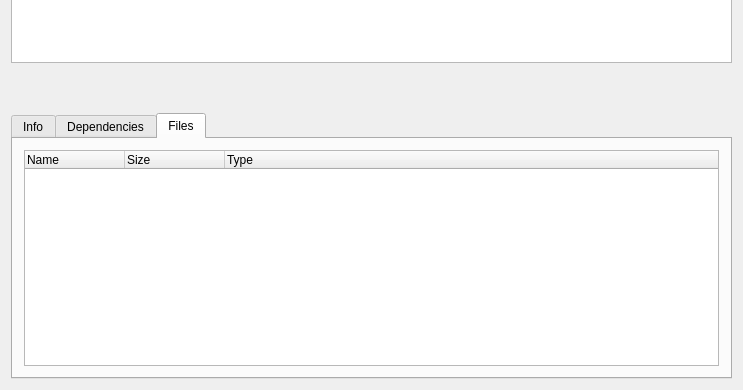
Qt form src/mainwindow.ui (Shatur/orson) before a commit; both pictures show x 0 to 743 and y 195 to 585 of the 743 by 585 pixel window.
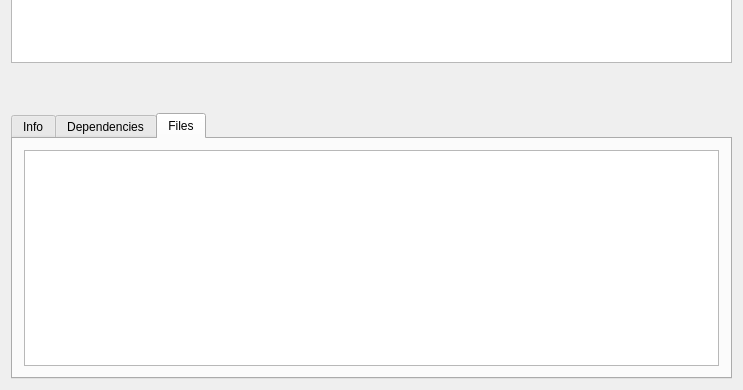
The same form after that commit. The open tabs and pages were chosen to show the change. Custom widgets are drawn as their Qt base class.

Commit message: Use TreeView + custom model instead of QTreeWidget

```diff
--- a/src/mainwindow.ui
+++ b/src/mainwindow.ui
@@ -544,23 +544,7 @@
        </attribute>
        <layout class="QVBoxLayout" name="filesTabLayout">
         <item>
-         <widget class="FilesTreeWidget" name="filesTreeWidget">
-          <column>
-           <property name="text">
-            <string>Name</string>
-           </property>
-          </column>
-          <column>
-           <property name="text">
-            <string>Size</string>
-           </property>
-          </column>
-          <column>
-           <property name="text">
-            <string>Type</string>
-           </property>
-          </column>
-         </widget>
+         <widget class="FilesTreeView" name="treeView"/>
         </item>
        </layout>
       </widget>
@@ -572,9 +556,9 @@
  <layoutdefault spacing="6" margin="11"/>
  <customwidgets>
   <customwidget>
-   <class>FilesTreeWidget</class>
-   <extends>QTreeWidget</extends>
-   <header>src/filestreewidget.h</header>
+   <class>FilesTreeView</class>
+   <extends>QTreeView</extends>
+   <header>src/files-view//filestreeview.h</header>
   </customwidget>
  </customwidgets>
  <resources/>
```
Left out of the diff: 2 changed lines with no effect on the pictures. The commit also changes 11 other files.
